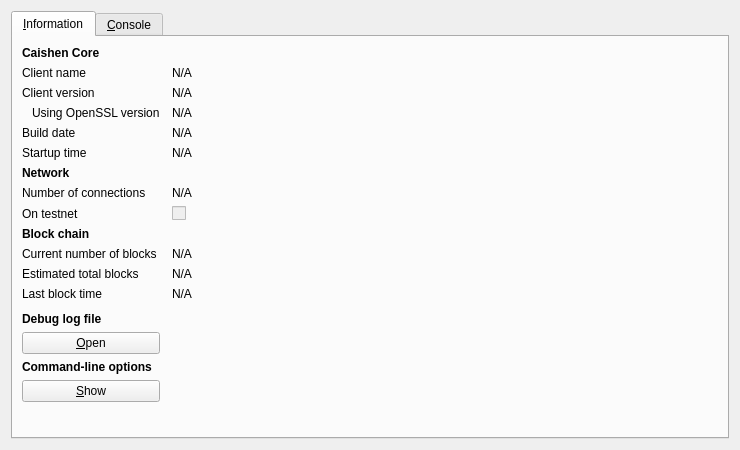
Xyb0rg/caishen, file src/qt/forms/rpcconsole.ui: the form before one commit.
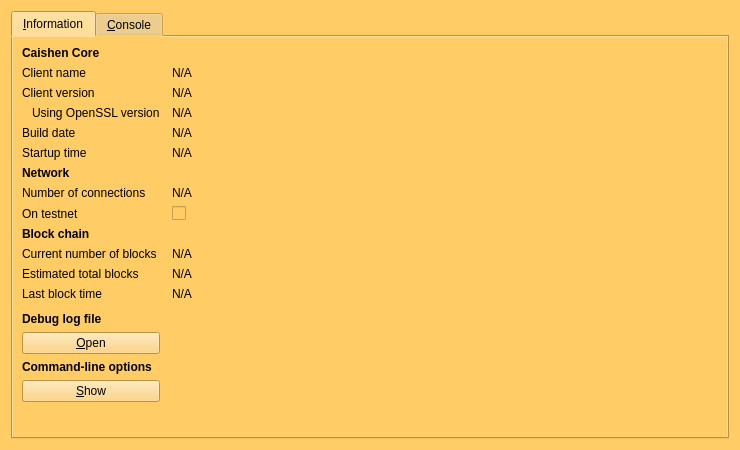
The form after the commit. Icons and pictures are not drawn.

Diff of the .ui file:
```diff
--- a/src/qt/forms/rpcconsole.ui
+++ b/src/qt/forms/rpcconsole.ui
@@ -13,6 +13,10 @@
   <property name="windowTitle">
    <string>Caishen - Debug window</string>
   </property>
+  <property name="styleSheet">
+   <string notr="true">background-color: rgb(255, 204, 102);
+alternate-background-color: rgb(255, 204, 102);</string>
+  </property>
   <layout class="QVBoxLayout" name="verticalLayout_2">
    <item>
     <widget class="QTabWidget" name="tabWidget">
```
